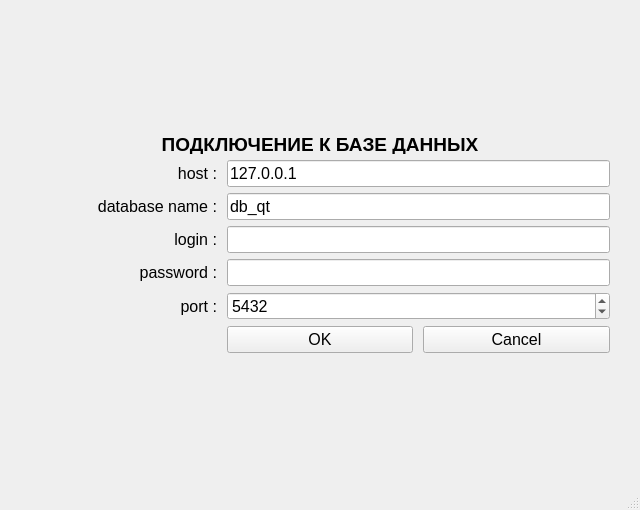
18thday/net_7_3_1_qt_widgets, file mainwindow.ui: the form before one commit.
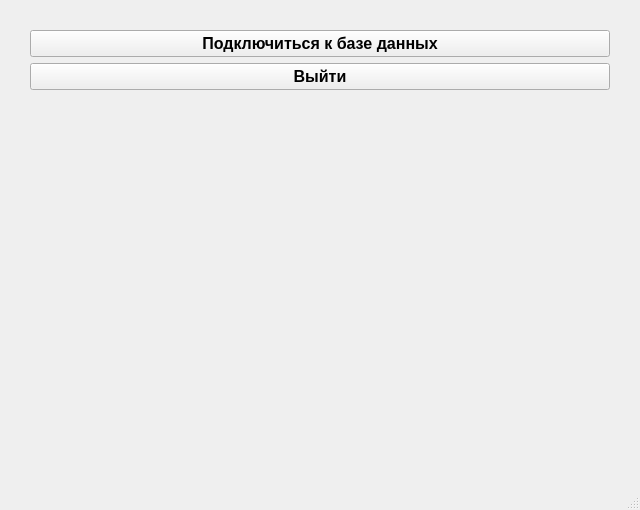
The form after the commit.

Commit message: Fix: open db_connection in new window

Patch:
```diff
--- a/mainwindow.ui
+++ b/mainwindow.ui
@@ -28,198 +28,46 @@
      <number>30</number>
     </property>
     <item row="0" column="0">
-     <layout class="QGridLayout" name="gl_db_conn_form">
-      <property name="horizontalSpacing">
-       <number>10</number>
+     <widget class="QPushButton" name="pb_db_conn">
+      <property name="enabled">
+       <bool>true</bool>
       </property>
-      <property name="verticalSpacing">
-       <number>6</number>
+      <property name="font">
+       <font>
+        <pointsize>12</pointsize>
+        <bold>true</bold>
+       </font>
       </property>
-      <item row="1" column="0">
-       <widget class="QLabel" name="l_db_host">
-        <property name="font">
-         <font>
-          <pointsize>12</pointsize>
-         </font>
-        </property>
-        <property name="text">
-         <string>host :</string>
-        </property>
-        <property name="alignment">
-         <set>Qt::AlignRight|Qt::AlignTrailing|Qt::AlignVCenter</set>
-        </property>
-       </widget>
-      </item>
-      <item row="4" column="0">
-       <widget class="QLabel" name="l_db_password">
-        <property name="font">
-         <font>
-          <pointsize>12</pointsize>
-         </font>
-        </property>
-        <property name="text">
-         <string>password :</string>
-        </property>
-        <property name="alignment">
-         <set>Qt::AlignRight|Qt::AlignTrailing|Qt::AlignVCenter</set>
-        </property>
-       </widget>
-      </item>
-      <item row="2" column="0">
-       <widget class="QLabel" name="l_db_name">
-        <property name="font">
-         <font>
-          <pointsize>12</pointsize>
-         </font>
-        </property>
-        <property name="text">
-         <string>database name :</string>
-        </property>
-        <property name="alignment">
-         <set>Qt::AlignRight|Qt::AlignTrailing|Qt::AlignVCenter</set>
-        </property>
-       </widget>
-      </item>
-      <item row="6" column="2">
-       <widget class="QPushButton" name="pb_db_conn_cancel">
-        <property name="font">
-         <font>
-          <pointsize>12</pointsize>
-         </font>
-        </property>
-        <property name="text">
-         <string>Cancel</string>
-        </property>
-       </widget>
-      </item>
-      <item row="3" column="1" colspan="2">
-       <widget class="QLineEdit" name="le_db_login">
-        <property name="font">
-         <font>
-          <pointsize>12</pointsize>
-         </font>
-        </property>
-       </widget>
-      </item>
-      <item row="1" column="1" colspan="2">
-       <widget class="QLineEdit" name="le_db_host">
-        <property name="font">
-         <font>
-          <pointsize>12</pointsize>
-         </font>
-        </property>
-        <property name="text">
-         <string>127.0.0.1</string>
-        </property>
-       </widget>
-      </item>
-      <item row="4" column="1" colspan="2">
-       <widget class="QLineEdit" name="le_db_password">
-        <property name="font">
-         <font>
-          <pointsize>12</pointsize>
-         </font>
-        </property>
-        <property name="echoMode">
-         <enum>QLineEdit::Password</enum>
-        </property>
-       </widget>
-      </item>
-      <item row="5" column="1" colspan="2">
-       <widget class="QSpinBox" name="sb_db_port">
-        <property name="font">
-         <font>
-          <pointsize>12</pointsize>
-         </font>
-        </property>
-        <property name="cursor">
-         <cursorShape>ArrowCursor</cursorShape>
-        </property>
-        <property name="maximum">
-         <number>65536</number>
-        </property>
-        <property name="value">
-         <number>5432</number>
-        </property>
-       </widget>
-      </item>
-      <item row="5" column="0">
-       <widget class="QLabel" name="l_db_port">
-        <property name="font">
-         <font>
-          <pointsize>12</pointsize>
-         </font>
-        </property>
-        <property name="text">
-         <string>port :</string>
-        </property>
-        <property name="alignment">
-         <set>Qt::AlignRight|Qt::AlignTrailing|Qt::AlignVCenter</set>
-        </property>
-       </widget>
-      </item>
-      <item row="3" column="0">
-       <widget class="QLabel" name="l_db_login">
-        <property name="font">
-         <font>
-          <pointsize>12</pointsize>
-         </font>
-        </property>
-        <property name="text">
-         <string>login :</string>
-        </property>
-        <property name="alignment">
-         <set>Qt::AlignRight|Qt::AlignTrailing|Qt::AlignVCenter</set>
-        </property>
-       </widget>
-      </item>
-      <item row="6" column="1">
-       <widget class="QPushButton" name="pb_db_conn_ok">
-        <property name="font">
-         <font>
-          <pointsize>12</pointsize>
-         </font>
-        </property>
-        <property name="text">
-         <string>OK</string>
-        </property>
-       </widget>
-      </item>
-      <item row="2" column="1" colspan="2">
-       <widget class="QLineEdit" name="le_db_name">
-        <property name="font">
-         <font>
-          <pointsize>12</pointsize>
-         </font>
-        </property>
-        <property name="text">
-         <string>db_qt</string>
-        </property>
-       </widget>
-      </item>
-      <item row="0" column="0" colspan="3">
-       <widget class="QLabel" name="l_form_titile">
-        <property name="maximumSize">
-         <size>
-          <width>16777215</width>
-          <height>20</height>
-         </size>
-        </property>
-        <property name="font">
-         <font>
-          <pointsize>14</pointsize>
-          <bold>true</bold>
-         </font>
-        </property>
-        <property name="text">
-         <string>ПОДКЛЮЧЕНИЕ К БАЗЕ ДАННЫХ</string>
-        </property>
-        <property name="alignment">
-         <set>Qt::AlignCenter</set>
-        </property>
-       </widget>
-      </item>
-     </layout>
+      <property name="text">
+       <string>Подключиться к базе данных</string>
+      </property>
+     </widget>
+    </item>
+    <item row="1" column="0">
+     <widget class="QPushButton" name="pb_app_close">
+      <property name="font">
+       <font>
+        <pointsize>12</pointsize>
+        <bold>true</bold>
+       </font>
+      </property>
+      <property name="text">
+       <string>Выйти</string>
+      </property>
+     </widget>
+    </item>
+    <item row="2" column="0">
+     <spacer name="verticalSpacer">
+      <property name="orientation">
+       <enum>Qt::Vertical</enum>
+      </property>
+      <property name="sizeHint" stdset="0">
+       <size>
+        <width>20</width>
+        <height>40</height>
+       </size>
+      </property>
+     </spacer>
     </item>
    </layout>
   </widget>
```
Left out of the diff: 87 changed lines with no effect on the pictures. The commit also changes 3 other files.
